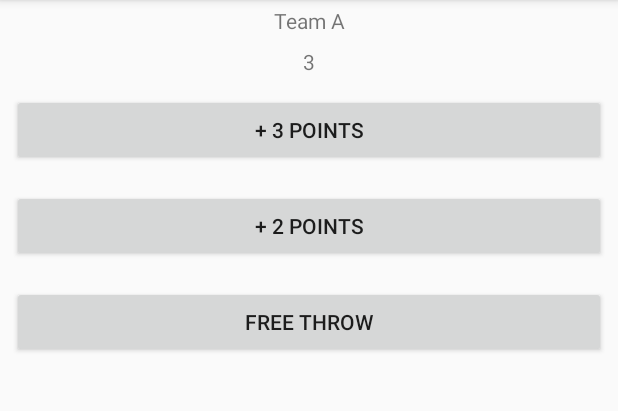
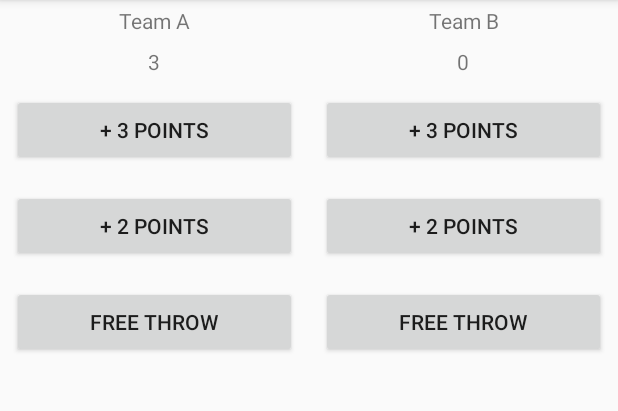
Before and after one commit to SamuelBFG/practice-android, an Android app: the screen it shows after launch (MainActivity), after a tap on "+ 3 POINTS", on a phone screen of 412 x 824 dp, the part 84-495 px from its top. Run offline under Robolectric (Android 15) with nearby library versions, the phone set to English and light mode, and no system bars.

Commit message:
Add Team B funcionalities

```diff
--- a/CourtCounter/app/src/main/java/com/example/android/courtcounter/MainActivity.java
+++ b/CourtCounter/app/src/main/java/com/example/android/courtcounter/MainActivity.java
@@ -10,12 +10,14 @@ import org.w3c.dom.Text;
 public class MainActivity extends AppCompatActivity {
 
     int scoreTeamA = 0;
+    int scoreTeamB = 0;
 
     @Override
     protected void onCreate(Bundle savedInstanceState) {
         super.onCreate(savedInstanceState);
         setContentView(R.layout.activity_main);
         displayForTeamA(scoreTeamA);
+        displayForTeamB(scoreTeamB);
     }
 
     public void displayForTeamA(int score){
@@ -23,16 +25,33 @@ public class MainActivity extends AppCompatActivity {
         scoreView.setText(String.valueOf(score));
     }
 
-    public void addThreePoints(View view){
+    public void displayForTeamB(int score){
+        TextView scoreView = (TextView) findViewById(R.id.team_b_score);
+        scoreView.setText(String.valueOf(score));
+    }
+
+    public void addThreePointsA(View view){
         scoreTeamA += 3;
         displayForTeamA(scoreTeamA);
     }
-    public void addTwoPoints(View view){
+    public void addTwoPointsA(View view){
         scoreTeamA += 2;
         displayForTeamA(scoreTeamA);
     }
-    public void addOnePoint(View view){
+    public void addOnePointA(View view){
         scoreTeamA ++;
         displayForTeamA(scoreTeamA);
     }
+
+    public void addThreePointsB(View view){
+        scoreTeamB += 3;
+    }
+
+    public void addTwoPointsB(View view){
+        scoreTeamB += 2;
+    }
+
+    public void addOnePointB(View view){
+        scoreTeamB++;
+    }
 }
--- a/CourtCounter/app/src/main/res/layout/activity_main.xml
+++ b/CourtCounter/app/src/main/res/layout/activity_main.xml
@@ -4,39 +4,93 @@
     xmlns:tools="http://schemas.android.com/tools"
     android:layout_width="match_parent"
     android:layout_height="match_parent"
+    android:orientation="horizontal"
+    tools:context=".MainActivity">
+
+    <LinearLayout
+        android:layout_width="wrap_content"
+        android:layout_height="match_parent"
         android:orientation="vertical"
-    tools:context=".MainActivity">
+        android:layout_weight="1">
 
         <TextView
             android:layout_width="match_parent"
             android:layout_height="wrap_content"
-        android:text="Team A"
             android:gravity="center_horizontal"
-        android:padding="4dp"/>
+            android:padding="4dp"
+            android:text="Team A" />
+
         <TextView
             android:id="@+id/team_a_score"
             android:layout_width="match_parent"
             android:layout_height="wrap_content"
             android:gravity="center_horizontal"
-        android:text="0"
-        android:padding="4dp"/>
+            android:padding="4dp"
+            android:text="0" />
+
         <Button
             android:layout_width="match_parent"
             android:layout_height="wrap_content"
-        android:text="+ 3 points"
             android:layout_margin="8dp"
-        android:onClick="addThreePoints"/>
-    <Button
-        android:onClick="addTwoPoints"
-        android:layout_width="match_parent"
-        android:layout_height="wrap_content"
-        android:text="+ 2 points"
-        android:layout_margin="8dp"/>
+            android:onClick="addThreePointsA"
+            android:text="+ 3 points" />
+
         <Button
             android:layout_width="match_parent"
             android:layout_height="wrap_content"
-        android:text="Free Throw"
             android:layout_margin="8dp"
-        android:onClick="addOnePoint"/>
+            android:onClick="addTwoPointsA"
+            android:text="+ 2 points" />
+
+        <Button
+            android:layout_width="match_parent"
+            android:layout_height="wrap_content"
+            android:layout_margin="8dp"
+            android:onClick="addOnePointA"
+            android:text="Free Throw" />
+    </LinearLayout>
+
+    <LinearLayout
+        android:layout_width="wrap_content"
+        android:layout_height="match_parent"
+        android:orientation="vertical"
+        android:layout_weight="1">
+
+        <TextView
+            android:layout_width="match_parent"
+            android:layout_height="wrap_content"
+            android:gravity="center_horizontal"
+            android:padding="4dp"
+            android:text="Team B" />
+
+        <TextView
+            android:id="@+id/team_b_score"
+            android:layout_width="match_parent"
+            android:layout_height="wrap_content"
+            android:gravity="center_horizontal"
+            android:padding="4dp"
+            android:text="0" />
+
+        <Button
+            android:layout_width="match_parent"
+            android:layout_height="wrap_content"
+            android:layout_margin="8dp"
+            android:onClick="addThreePointsB"
+            android:text="+ 3 points" />
+
+        <Button
+            android:layout_width="match_parent"
+            android:layout_height="wrap_content"
+            android:layout_margin="8dp"
+            android:onClick="addTwoPointsB"
+            android:text="+ 2 points" />
+
+        <Button
+            android:layout_width="match_parent"
+            android:layout_height="wrap_content"
+            android:layout_margin="8dp"
+            android:onClick="addOnePointB"
+            android:text="Free Throw" />
 
     </LinearLayout>
+</LinearLayout>
```
Lines whose indentation alone changed are shown as unchanged.
